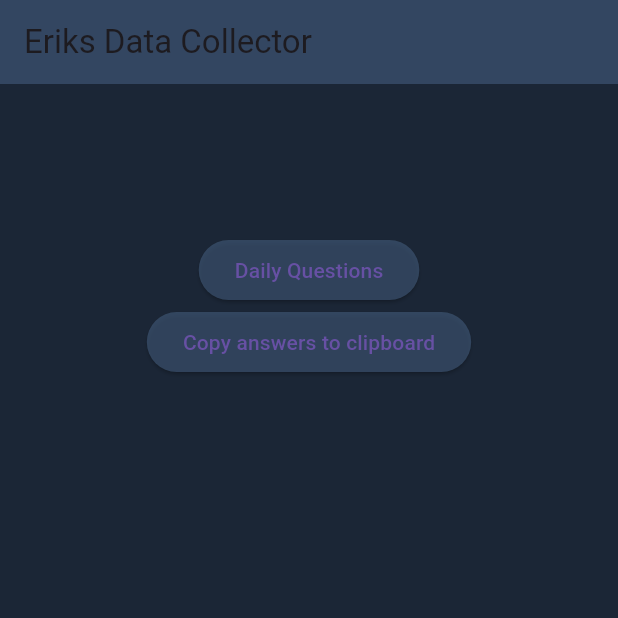
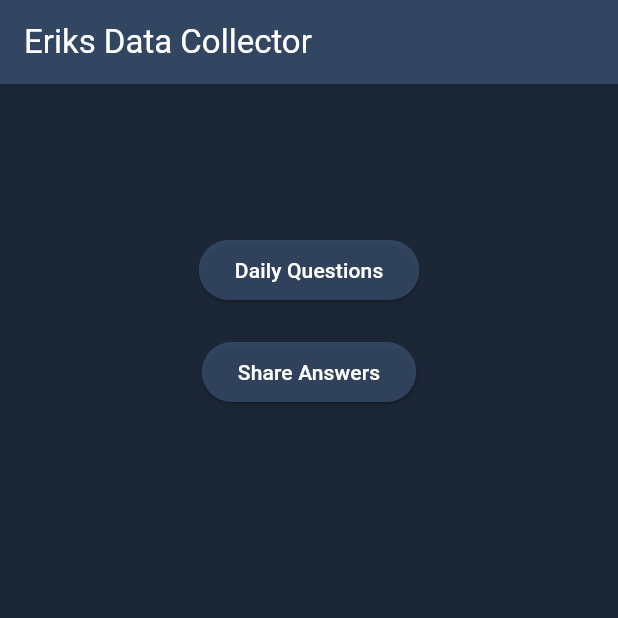
Before and after one commit to ErikSeewald/DataCollector, a Flutter app: the screen it shows after launch, on a phone screen of 412 x 824 dp, the top half of it. Run offline on Flutter 3.47's test engine with Material 3 defaults, Android fonts, the light colour scheme and no system bars; our stand-ins replace share_plus.

Commit message:
updated to newer flutter version and added share function

```diff
--- a/eriks_data_collector/lib/main.dart
+++ b/eriks_data_collector/lib/main.dart
@@ -26,6 +26,7 @@ class MyHomePage extends StatelessWidget {
       appBar: AppBar(
         title: const Text('Eriks Data Collector'),
         backgroundColor: Constants.buttonCol,
+        foregroundColor: Colors.white,
       ),
       backgroundColor: Constants.backgroundCol,
       body: Center(
@@ -40,15 +41,28 @@ class MyHomePage extends StatelessWidget {
               onPressed: () {
                 Navigator.pushNamed(context, '/questionPage');
               },
-              child: const Text('Daily Questions'),
+              child: const Text(
+                'Daily Questions',
+                style: TextStyle(
+                  color: Colors.white,
+                ),
+              ),
+            ),
+            const Padding(
+              padding: EdgeInsets.all(10.0),
             ),
             ElevatedButton(
               style: ElevatedButton.styleFrom(
                   backgroundColor: Constants.buttonCol),
               onPressed: () {
-                FileContentCopier.copy(context);
+                FileContentCopier.share();
               },
-              child: const Text('Copy answers to clipboard'),
+              child: const Text(
+                'Share Answers',
+                style: TextStyle(
+                  color: Colors.white,
+                ),
+              ),
             ),
           ],
         ),
--- a/eriks_data_collector/pubspec.yaml
+++ b/eriks_data_collector/pubspec.yaml
@@ -31,6 +31,7 @@ environment:
 dependencies:
   flutter:
     sdk: flutter
+  share_plus: ^7.2.1
 
   path_provider: ^2.0.14
 
```
Also changed, not shown: eriks_data_collector/lib/FileContentCopier.dart (+27 -8 lines), eriks_data_collector/lib/QuestionPage.dart (+8 -2 lines), 4 other files.
